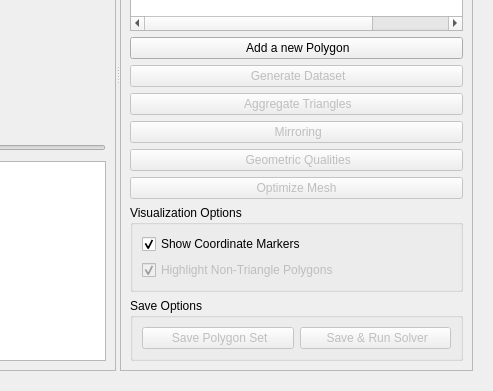
DanielaCabiddu/PEMesh.2, file src/datasetwidget.ui: the form before one commit; both pictures show x 538 to 1031 and y 244 to 635 of the 1031 by 635 pixel window.
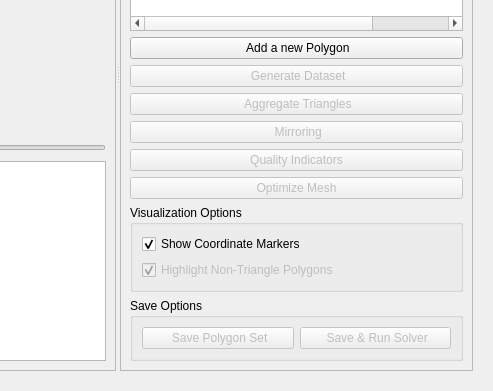
The form after the commit. Icons and pictures are not drawn. Custom widgets are drawn as their Qt base class.

```diff
--- a/src/datasetwidget.ui
+++ b/src/datasetwidget.ui
@@ -275,7 +275,7 @@
              <bool>false</bool>
             </property>
             <property name="text">
-             <string> Geometric Qualities</string>
+             <string>Quality Indicators</string>
             </property>
             <property name="icon">
              <iconset>
```
